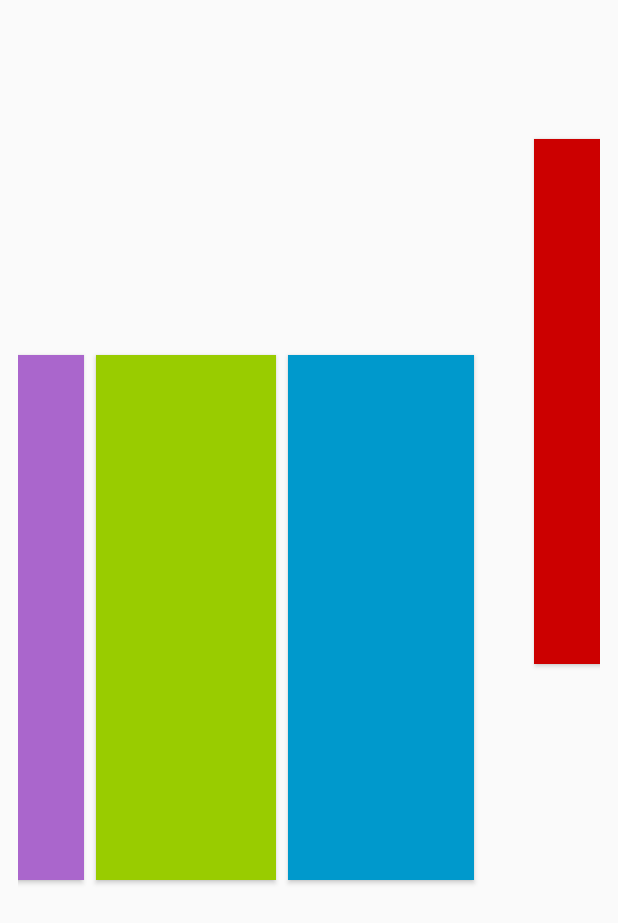
After one commit to MichielCuijpers/DiplomaThesis, an Android app: the layout activity_game13.xml on its own in the app's theme, with its tools: preview values and no code run, on a phone screen of 412 x 824 dp. The commit adds this screen. Shown: the top 923 px of the screen. Run offline under Robolectric (Android 15) with nearby library versions, the phone set to English and light mode, and no system bars.

Commit message:
game13 prepare

```diff
--- a/app/src/main/AndroidManifest.xml
+++ b/app/src/main/AndroidManifest.xml
@@ -9,14 +9,15 @@
         android:roundIcon="@mipmap/ic_launcher_round"
         android:supportsRtl="true"
         android:theme="@style/AppTheme">
-        <activity android:name=".Menu">
+        <activity android:name=".Menu"  android:screenOrientation="landscape">
 
             <intent-filter>
                 <action android:name="android.intent.action.MAIN" />
                 <category android:name="android.intent.category.LAUNCHER" />
             </intent-filter>
+            android:
         </activity>
-
+        <activitcy android:name=".Game13"  android:screenOrientation="landscape"></activitcy>
     </application>
 
 </manifest>
--- a/app/src/main/java/com/icsd/game/thesis/Menu.java
+++ b/app/src/main/java/com/icsd/game/thesis/Menu.java
@@ -1,7 +1,9 @@
 package com.icsd.game.thesis;
 
+        import android.content.Intent;
         import android.support.v7.app.AppCompatActivity;
         import android.os.Bundle;
+        import android.view.View;
 
 public class Menu extends AppCompatActivity {
 
@@ -10,4 +12,8 @@ public class Menu extends AppCompatActivity {
         super.onCreate(savedInstanceState);
         setContentView(R.layout.activity_menu);
     }
+    public void play13(View view) {
+        Intent intent = new Intent(Menu.this,Game13.class);
+        startActivity(intent);
+    }
 }
--- /dev/null
+++ b/app/src/main/res/layout/activity_game13.xml
@@ -0,0 +1,67 @@
+<?xml version="1.0" encoding="utf-8"?>
+<android.support.constraint.ConstraintLayout xmlns:android="http://schemas.android.com/apk/res/android"
+    xmlns:app="http://schemas.android.com/apk/res-auto"
+    xmlns:tools="http://schemas.android.com/tools"
+    android:layout_width="match_parent"
+    android:layout_height="match_parent"
+    tools:context="com.icsd.game.thesis.Game13">
+
+    <LinearLayout
+        style="?android:attr/buttonBarButtonStyle"
+        android:layout_width="match_parent"
+        android:layout_height="match_parent"
+        android:orientation="horizontal"
+        tools:layout_editor_absoluteX="43dp"
+        tools:layout_editor_absoluteY="0dp">
+
+        <Button
+            android:id="@+id/button21"
+            android:layout_width="120dp"
+            android:layout_height="350dp"
+            android:layout_marginStart="8dp"
+            android:background="@android:color/holo_purple"
+            android:text=""
+            app:layout_constraintBottom_toBottomOf="parent"
+            app:layout_constraintStart_toStartOf="parent"
+            app:layout_constraintTop_toTopOf="parent" />
+
+        <Button
+            android:id="@+id/button18"
+            android:layout_width="120dp"
+            android:layout_height="350dp"
+            android:layout_marginEnd="8dp"
+            android:layout_marginStart="8dp"
+            android:background="@android:color/holo_green_light"
+            android:text=""
+            app:layout_constraintBottom_toBottomOf="parent"
+            app:layout_constraintEnd_toStartOf="@+id/button19"
+            app:layout_constraintStart_toEndOf="@+id/button21"
+            app:layout_constraintTop_toTopOf="parent"
+            app:layout_constraintVertical_bias="0.498" />
+
+        <Button
+            android:id="@+id/button19"
+            android:layout_width="124dp"
+            android:layout_height="350dp"
+            android:layout_marginEnd="40dp"
+            android:background="@android:color/holo_blue_dark"
+            android:text=""
+            app:layout_constraintBottom_toBottomOf="parent"
+            app:layout_constraintEnd_toStartOf="@+id/button20"
+            app:layout_constraintTop_toTopOf="parent"
+            app:layout_constraintVertical_bias="0.498" />
+
+        <Button
+            android:id="@+id/button20"
+            android:layout_width="120dp"
+            android:layout_height="350dp"
+            android:layout_marginBottom="144dp"
+            android:layout_marginEnd="8dp"
+            android:background="@android:color/holo_red_dark"
+            android:text=""
+            app:layout_constraintBottom_toBottomOf="parent"
+            app:layout_constraintEnd_toEndOf="parent"
+            app:layout_constraintTop_toTopOf="parent"
+            app:layout_constraintVertical_bias="0.923" />
+    </LinearLayout>
+</android.support.constraint.ConstraintLayout>
--- a/app/src/main/res/layout/activity_menu.xml
+++ b/app/src/main/res/layout/activity_menu.xml
@@ -108,7 +108,8 @@
             android:id="@+id/button13"
             android:layout_width="match_parent"
             android:layout_height="wrap_content"
-            android:text="Game13" />
+            android:text="Game13"
+            android:onClick="play13"/>
 
         <Button
             android:id="@+id/button14"
```
Also changed, not shown: app/src/main/java/com/icsd/game/thesis/Game13.java (added, +36 -0 lines).
